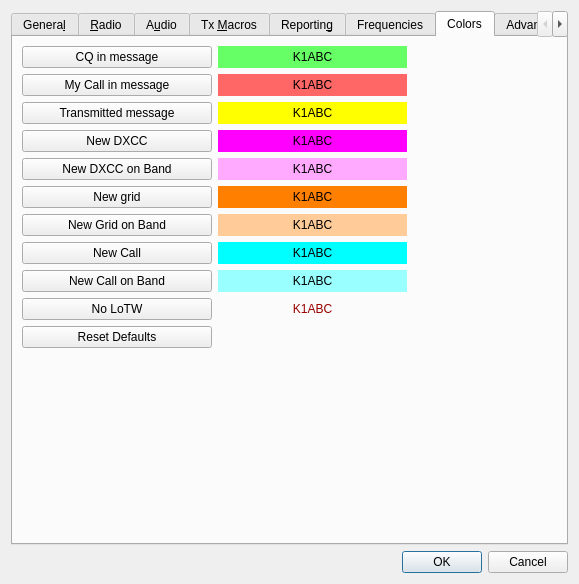
The window that Configuration.ui (saitohirga/WSJT-X) describes before a commit, drawn with Qt 5.
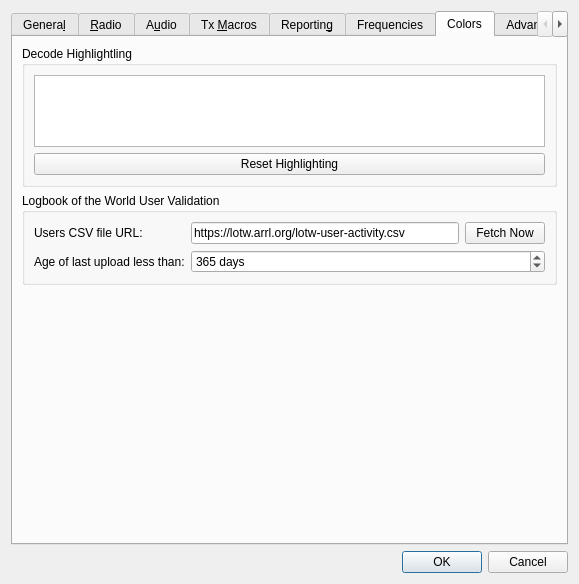
The same window after the commit. The open tabs and pages were chosen to show the change. Custom widgets are drawn as their Qt base class.

Commit message: Updated decode highlighting and LotW user's data file management

The edit to the form file:
```diff
--- a/Configuration.ui
+++ b/Configuration.ui
@@ -2166,306 +2166,145 @@
       <attribute name="title">
        <string>Colors</string>
       </attribute>
-      <layout class="QGridLayout" name="gridLayout_5" rowstretch="1,0,0" columnstretch="1,0,0">
-       <item row="0" column="1">
-        <spacer name="horizontalSpacer_8">
-         <property name="orientation">
-          <enum>Qt::Horizontal</enum>
+      <layout class="QVBoxLayout" name="verticalLayout_7">
+       <item>
+        <widget class="QGroupBox" name="groupBox_12">
+         <property name="title">
+          <string>Decode Highlightling</string>
          </property>
-         <property name="sizeHint" stdset="0">
-          <size>
-           <width>0</width>
-           <height>0</height>
-          </size>
-         </property>
-        </spacer>
+         <layout class="QVBoxLayout" name="verticalLayout_8">
+          <item>
+           <widget class="DecodeHighlightingListView" name="highlighting_list_view">
+            <property name="sizePolicy">
+             <sizepolicy hsizetype="Expanding" vsizetype="Preferred">
+              <horstretch>0</horstretch>
+              <verstretch>0</verstretch>
+             </sizepolicy>
+            </property>
+            <property name="contextMenuPolicy">
+             <enum>Qt::ActionsContextMenu</enum>
+            </property>
+            <property name="acceptDrops">
+             <bool>true</bool>
+            </property>
+            <property name="toolTip">
+             <string>&lt;html&gt;&lt;head/&gt;&lt;body&gt;&lt;p&gt;Enable or disable using the check boxes and right-click an item to change the foreground color, background color, or reset the item to default values.&lt;/p&gt;&lt;/body&gt;&lt;/html&gt;</string>
+            </property>
+            <property name="verticalScrollBarPolicy">
+             <enum>Qt::ScrollBarAlwaysOff</enum>
+            </property>
+            <property name="sizeAdjustPolicy">
+             <enum>QAbstractScrollArea::AdjustToContents</enum>
+            </property>
+            <property name="editTriggers">
+             <set>QAbstractItemView::NoEditTriggers</set>
+            </property>
+            <property name="dragEnabled">
+             <bool>true</bool>
+            </property>
+            <property name="dragDropMode">
+             <enum>QAbstractItemView::InternalMove</enum>
+            </property>
+            <property name="defaultDropAction">
+             <enum>Qt::MoveAction</enum>
+            </property>
+            <property name="selectionMode">
+             <enum>QAbstractItemView::SingleSelection</enum>
+            </property>
+            <property name="resizeMode">
+             <enum>QListView::Adjust</enum>
+            </property>
+           </widget>
+          </item>
+          <item>
+           <widget class="QPushButton" name="reset_highlighting_to_defaults_push_button">
+            <property name="toolTip">
+             <string>&lt;html&gt;&lt;head/&gt;&lt;body&gt;&lt;p&gt;Push to reset all highlight items above to default values and priorities.&lt;/p&gt;&lt;/body&gt;&lt;/html&gt;</string>
+            </property>
+            <property name="text">
+             <string>Reset Highlighting</string>
+            </property>
+           </widget>
+          </item>
+         </layout>
+        </widget>
        </item>
-       <item row="0" column="0">
-        <layout class="QGridLayout" name="gridLayout_13">
-         <item row="9" column="1">
-          <widget class="QLabel" name="labLoTW">
-           <property name="styleSheet">
-            <string notr="true">QLabel{color: #990000}</string>
-           </property>
-           <property name="text">
-            <string>K1ABC</string>
-           </property>
-           <property name="alignment">
-            <set>Qt::AlignCenter</set>
-           </property>
-          </widget>
-         </item>
-         <item row="1" column="0">
-          <widget class="QPushButton" name="pbMyCall">
-           <property name="minimumSize">
-            <size>
-             <width>140</width>
-             <height>0</height>
-            </size>
-           </property>
-           <property name="text">
-            <string>My Call in message</string>
-           </property>
-          </widget>
-         </item>
-         <item row="4" column="0">
-          <widget class="QPushButton" name="pbNewDXCCband">
-           <property name="text">
-            <string>New DXCC on Band</string>
-           </property>
-          </widget>
-         </item>
-         <item row="4" column="1">
-          <widget class="QLabel" name="labDXCCband">
-           <property name="styleSheet">
-            <string notr="true">QLabel{background-color: #ffaaff}
-</string>
-           </property>
-           <property name="text">
-            <string notr="true">K1ABC</string>
-           </property>
-           <property name="alignment">
-            <set>Qt::AlignCenter</set>
-           </property>
-          </widget>
-         </item>
-         <item row="0" column="0">
-          <widget class="QPushButton" name="pbCQmsg">
-           <property name="minimumSize">
-            <size>
-             <width>140</width>
-             <height>0</height>
-            </size>
-           </property>
-           <property name="text">
-            <string>CQ in message</string>
-           </property>
-          </widget>
-         </item>
-         <item row="2" column="1">
-          <widget class="QLabel" name="labTx">
-           <property name="minimumSize">
-            <size>
-             <width>80</width>
-             <height>20</height>
-            </size>
-           </property>
-           <property name="styleSheet">
-            <string notr="true">QLabel{background-color: yellow}</string>
-           </property>
-           <property name="text">
-            <string>K1ABC</string>
-           </property>
-           <property name="alignment">
-            <set>Qt::AlignCenter</set>
-           </property>
-          </widget>
-         </item>
-         <item row="2" column="0">
-          <widget class="QPushButton" name="pbTxMsg">
-           <property name="minimumSize">
-            <size>
-             <width>140</width>
-             <height>0</height>
-            </size>
-           </property>
-           <property name="text">
-            <string>Transmitted message</string>
-           </property>
-          </widget>
-         </item>
-         <item row="1" column="1">
-          <widget class="QLabel" name="labMyCall">
-           <property name="minimumSize">
-            <size>
-             <width>80</width>
-             <height>20</height>
-            </size>
-           </property>
-           <property name="styleSheet">
-            <string notr="true">QLabel{background-color: #ff6666}</string>
-           </property>
-           <property name="text">
-            <string>K1ABC</string>
-           </property>
-           <property name="alignment">
-            <set>Qt::AlignCenter</set>
-           </property>
-          </widget>
-         </item>
-         <item row="0" column="1">
-          <widget class="QLabel" name="labCQ">
-           <property name="minimumSize">
-            <size>
-             <width>80</width>
-             <height>20</height>
-            </size>
-           </property>
-           <property name="styleSheet">
-            <string notr="true">QLabel{background-color: #66ff66}</string>
-           </property>
-           <property name="text">
-            <string>K1ABC</string>
-           </property>
-           <property name="alignment">
-            <set>Qt::AlignCenter</set>
-           </property>
-          </widget>
-         </item>
-         <item row="3" column="1">
-          <widget class="QLabel" name="labDXCC">
-           <property name="minimumSize">
-            <size>
-             <width>80</width>
-             <height>20</height>
-            </size>
-           </property>
-           <property name="styleSheet">
-            <string notr="true">QLabel{background-color: #ff00ff}</string>
-           </property>
-           <property name="text">
-            <string>K1ABC</string>
-           </property>
-           <property name="alignment">
-            <set>Qt::AlignCenter</set>
-           </property>
-          </widget>
-         </item>
-         <item row="10" column="0">
-          <widget class="QPushButton" name="pbResetDefaults">
-           <property name="text">
-            <string>Reset Defaults</string>
-           </property>
-          </widget>
-         </item>
-         <item row="3" column="0">
-          <widget class="QPushButton" name="pbNewDXCC">
-           <property name="minimumSize">
-            <size>
-             <width>140</width>
-             <height>0</height>
-            </size>
-           </property>
-           <property name="text">
-            <string>New DXCC</string>
-           </property>
-          </widget>
-         </item>
-         <item row="5" column="1">
-          <widget class="QLabel" name="labNewGrid">
-           <property name="styleSheet">
-            <string notr="true">QLabel{background-color: #ff8000}</string>
-           </property>
-           <property name="text">
-            <string notr="true">K1ABC</string>
-           </property>
-           <property name="alignment">
-            <set>Qt::AlignCenter</set>
-           </property>
-          </widget>
-         </item>
-         <item row="6" column="1">
-          <widget class="QLabel" name="labNewGridBand">
-           <property name="styleSheet">
-            <string notr="true">QLabel{background-color: #ffcc99}</string>
-           </property>
-           <property name="text">
-            <string notr="true">K1ABC</string>
-           </property>
-           <property name="alignment">
-            <set>Qt::AlignCenter</set>
-           </property>
-          </widget>
-         </item>
-         <item row="7" column="1">
-          <widget class="QLabel" name="labNewCall">
-           <property name="minimumSize">
-            <size>
-             <width>80</width>
-             <height>20</height>
-            </size>
-           </property>
-           <property name="styleSheet">
-            <string notr="true">QLabel{background-color: #00ffff}</string>
-           </property>
-           <property name="text">
-            <string>K1ABC</string>
-           </property>
-           <property name="alignment">
-            <set>Qt::AlignCenter</set>
-           </property>
-          </widget>
-         </item>
-         <item row="5" column="0">
-          <widget class="QPushButton" name="pbNewGrid">
-           <property name="text">
-            <string>New grid</string>
-           </property>
-          </widget>
-         </item>
-         <item row="6" column="0">
-          <widget class="QPushButton" name="pbNewGridBand">
-           <property name="text">
-            <string>New Grid on Band</string>
-           </property>
-          </widget>
-         </item>
-         <item row="8" column="1">
-          <widget class="QLabel" name="labNewCallBand">
-           <property name="styleSheet">
-            <string notr="true">QLabel{background-color: #99ffff}</string>
-           </property>
-           <property name="text">
-            <string notr="true">K1ABC</string>
-           </property>
-           <property name="alignment">
-            <set>Qt::AlignCenter</set>
-           </property>
-          </widget>
-         </item>
-         <item row="7" column="0">
-          <widget class="QPushButton" name="pbNewCall">
-           <property name="minimumSize">
-            <size>
-             <width>140</width>
-             <height>0</height>
-            </size>
-           </property>
-           <property name="text">
-            <string>New Call</string>
-           </property>
-          </widget>
-         </item>
-         <item row="8" column="0">
-          <widget class="QPushButton" name="pbNewCallBand">
-           <property name="text">
-            <string>New Call on Band</string>
-           </property>
-          </widget>
-         </item>
-         <item row="9" column="0">
-          <widget class="QPushButton" name="pbLoTW">
-           <property name="text">
-            <string>No LoTW</string>
-           </property>
-          </widget>
-         </item>
-        </layout>
-       </item>
-       <item row="1" column="0">
-        <spacer name="verticalSpacer_10">
-         <property name="orientation">
-          <enum>Qt::Vertical</enum>
+       <item>
+        <widget class="QGroupBox" name="groupBox_11">
+         <property name="toolTip">
+          <string>&lt;html&gt;&lt;head/&gt;&lt;body&gt;&lt;p&gt;Controls for Logbook of the World user lookup.&lt;/p&gt;&lt;/body&gt;&lt;/html&gt;</string>
          </property>
-         <property name="sizeHint" stdset="0">
-          <size>
-           <width>0</width>
-           <height>0</height>
-          </size>
+         <property name="title">
+          <string>Logbook of the World User Validation</string>
          </property>
-        </spacer>
+         <layout class="QFormLayout" name="formLayout_18">
+          <item row="2" column="0">
+           <widget class="QLabel" name="label_14">
+            <property name="text">
+             <string>Age of last upload less than:</string>
+            </property>
+            <property name="buddy">
+             <cstring>LotW_days_since_upload_spin_box</cstring>
+            </property>
+           </widget>
+          </item>
+          <item row="2" column="1">
+           <widget class="QSpinBox" name="LotW_days_since_upload_spin_box">
+            <property name="toolTip">
+             <string>&lt;html&gt;&lt;head/&gt;&lt;body&gt;&lt;p&gt;Adjust this spin box to set the age threshold of LotW user's last upload date that is accepted as a current LotW user.&lt;/p&gt;&lt;/body&gt;&lt;/html&gt;</string>
+            </property>
+            <property name="suffix">
+             <string> days</string>
+            </property>
+            <property name="minimum">
+             <number>0</number>
+            </property>
+            <property name="maximum">
+             <number>9999</number>
+            </property>
+            <property name="value">
+             <number>365</number>
+            </property>
+           </widget>
+          </item>
+          <item row="1" column="0">
+           <widget class="QLabel" name="label_15">
+            <property name="text">
+             <string>Users CSV file URL:</string>
+            </property>
+            <property name="buddy">
+             <cstring>LotW_CSV_URL_line_edit</cstring>
+            </property>
+           </widget>
+          </item>
+          <item row="1" column="1">
+           <layout class="QHBoxLayout" name="horizontalLayout_20">
+            <item>
+             <widget class="QLineEdit" name="LotW_CSV_URL_line_edit">
+              <property name="toolTip">
+               <string>&lt;html&gt;&lt;head/&gt;&lt;body&gt;&lt;p&gt;URL of the ARRL LotW user's last upload dates and times data file which is used to highlight decodes from stations that are known to upload their log file to LotW.&lt;/p&gt;&lt;/body&gt;&lt;/html&gt;</string>
+              </property>
+              <property name="text">
+               <string>https://lotw.arrl.org/lotw-user-activity.csv</string>
+              </property>
+             </widget>
+            </item>
+            <item>
+             <widget class="QPushButton" name="LotW_CSV_fetch_push_button">
+              <property name="toolTip">
+               <string>&lt;html&gt;&lt;head/&gt;&lt;body&gt;&lt;p&gt;Push this button to fetch the latest LotW user's upload date and time data file.&lt;/p&gt;&lt;/body&gt;&lt;/html&gt;</string>
+              </property>
+              <property name="text">
+               <string>Fetch Now</string>
+              </property>
+             </widget>
+            </item>
+           </layout>
+          </item>
+         </layout>
+        </widget>
        </item>
-       <item row="2" column="0">
+       <item>
         <spacer name="verticalSpacer_6">
          <property name="orientation">
           <enum>Qt::Vertical</enum>
@@ -2473,20 +2312,20 @@
          <property name="sizeHint" stdset="0">
           <size>
            <width>20</width>
-           <height>120</height>
+           <height>40</height>
           </size>
          </property>
         </spacer>
        </item>
-       <item row="0" column="2">
-        <spacer name="horizontalSpacer_5">
+       <item>
+        <spacer name="horizontalSpacer_8">
          <property name="orientation">
           <enum>Qt::Horizontal</enum>
          </property>
          <property name="sizeHint" stdset="0">
           <size>
-           <width>150</width>
-           <height>20</height>
+           <width>0</width>
+           <height>0</height>
           </size>
          </property>
         </spacer>
@@ -2990,6 +2829,13 @@
    </item>
   </layout>
  </widget>
+ <customwidgets>
+  <customwidget>
+   <class>DecodeHighlightingListView</class>
+   <extends>QListView</extends>
+   <header>DecodehigHlightingListView.hpp</header>
+  </customwidget>
+ </customwidgets>
  <tabstops>
   <tabstop>configuration_tabs</tabstop>
   <tabstop>callsign_line_edit</tabstop>
```
Left out of the diff: 50 changed lines with no effect on the pictures. The commit also changes 31 other files.
